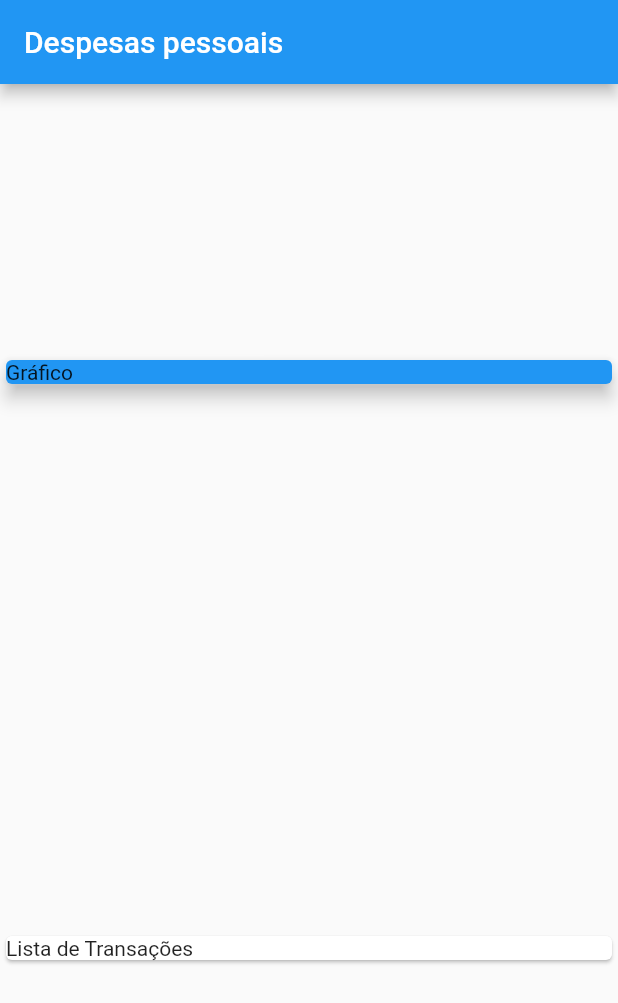
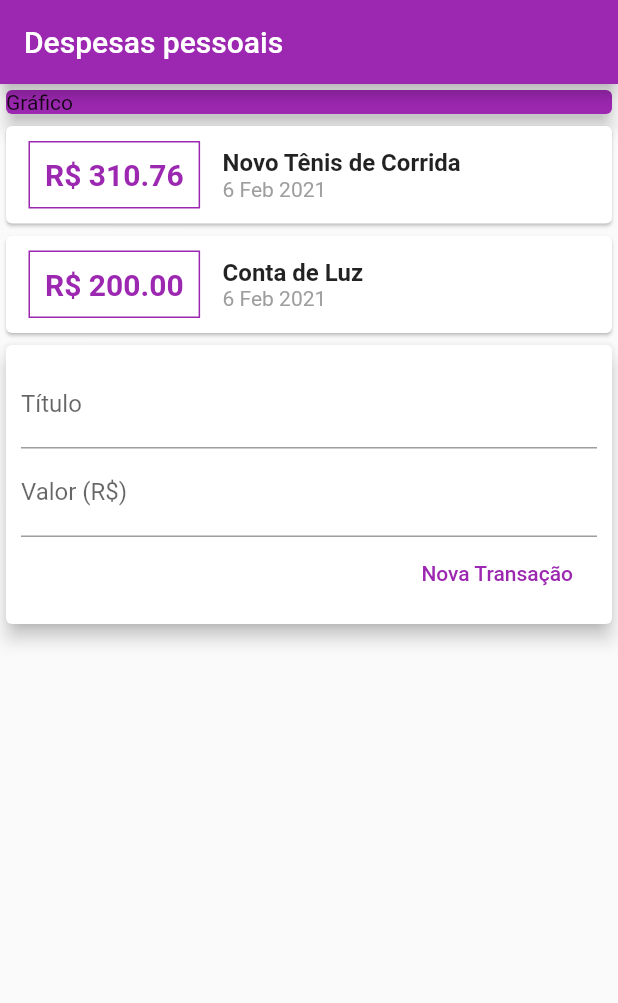
Before and after one commit to douglasabraga/expenses, a Flutter app: the screen it shows after launch, on a phone screen of 412 x 824 dp. Shown: the top 1003 px of the screen. Run offline on Flutter 3.47's test engine with Material 2 defaults, Android fonts, the phone set to English and light mode, and no system bars.

```diff
--- a/lib/main.dart
+++ b/lib/main.dart
@@ -1,4 +1,6 @@
+import 'package:expenses/models/transaction.dart';
 import 'package:flutter/material.dart';
+import 'package:intl/intl.dart';
 
 main() => runApp(ExpensesApp());
 
@@ -10,28 +12,119 @@ class ExpensesApp extends StatelessWidget {
 }
 
 class MyHomePage extends StatelessWidget {
+  final _transactions = [
+    Transaction(
+      id: 't1',
+      title: 'Novo Tênis de Corrida',
+      value: 310.76,
+      date: DateTime.now(),
+    ),
+    Transaction(
+      id: 't2',
+      title: 'Conta de Luz',
+      value: 200.00,
+      date: DateTime.now(),
+    )
+  ];
+
   @override
   Widget build(BuildContext context) {
     return Scaffold(
       appBar: AppBar(
+        backgroundColor: Colors.purple,
         title: Text("Despesas pessoais"),
       ),
       body: Column(
-          mainAxisAlignment: MainAxisAlignment.spaceAround,
         crossAxisAlignment: CrossAxisAlignment.stretch,
         children: [
           Container(
             width: double.infinity,
             child: Card(
-                color: Colors.blue,
+              color: Colors.purple,
               child: Text('Gráfico'),
               elevation: 5,
             ),
           ),
+          Column(
+            children: _transactions.map((tr) {
+              return Card(
+                child: Row(
+                  children: [
+                    Container(
+                      margin: EdgeInsets.symmetric(
+                        horizontal: 15,
+                        vertical: 10,
+                      ),
+                      decoration: BoxDecoration(
+                        border: Border.all(
+                          color: Colors.purple,
+                        ),
+                      ),
+                      padding: EdgeInsets.all(10),
+                      child: Text(
+                        'R\$ ${tr.value.toStringAsFixed(2)}',
+                        style: TextStyle(
+                          fontWeight: FontWeight.bold,
+                          fontSize: 20,
+                          color: Colors.purple,
+                        ),
+                      ),
+                    ),
+                    Column(
+                      crossAxisAlignment: CrossAxisAlignment.start,
+                      children: [
+                        Text(
+                          tr.title,
+                          style: TextStyle(
+                            fontSize: 16,
+                            fontWeight: FontWeight.bold,
+                          ),
+                        ),
+                        Text(
+                          DateFormat('d MMM y').format(tr.date),
+                          style: TextStyle(
+                            color: Colors.grey,
+                          ),
+                        ),
+                      ],
+                    ),
+                  ],
+                ),
+              );
+            }).toList(),
+          ),
           Card(
-              child: Text('Lista de Transações'),
+            elevation: 5,
+            child: Padding(
+              padding: const EdgeInsets.all(10),
+              child: Column(
+                children: [
+                  TextField(
+                    decoration: InputDecoration(
+                      labelText: 'Título',
+                    ),
+                  ),
+                  TextField(
+                    decoration: InputDecoration(
+                      labelText: 'Valor (R\$)',
+                    ),
+                  ),
+                  Row(
+                    mainAxisAlignment: MainAxisAlignment.end,
+                    children: [
+                      FlatButton(
+                        child: Text('Nova Transação'),
+                        textColor: Colors.purple,
+                        onPressed: () {},
+                      ),
+                    ],
+                  ),
+                ],
+              ),
+            ),
           )
         ],
-        ));
+      ),
+    );
   }
 }
--- /dev/null
+++ b/lib/models/transaction.dart
@@ -0,0 +1,14 @@
+import 'package:flutter/foundation.dart';
+
+class Transaction {
+  final String id;
+  final String title;
+  final double value;
+  final DateTime date;
+
+  Transaction(
+      {@required this.id,
+      @required this.title,
+      @required this.value,
+      @required this.date});
+}
--- a/pubspec.yaml
+++ b/pubspec.yaml
@@ -23,7 +23,7 @@ environment:
 dependencies:
   flutter:
     sdk: flutter
-
+  intl: ^0.16.1
 
   # The following adds the Cupertino Icons font to your application.
   # Use with the CupertinoIcons class for iOS style icons.
```
Also changed, not shown: pubspec.lock. Lines whose indentation alone changed are shown as unchanged.
